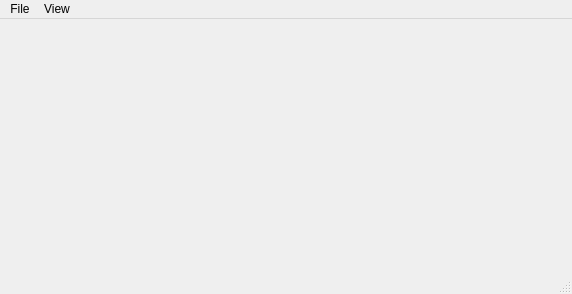
Old version of the form src/MainWindow.ui in the repository gdevic/Z80Explorer.
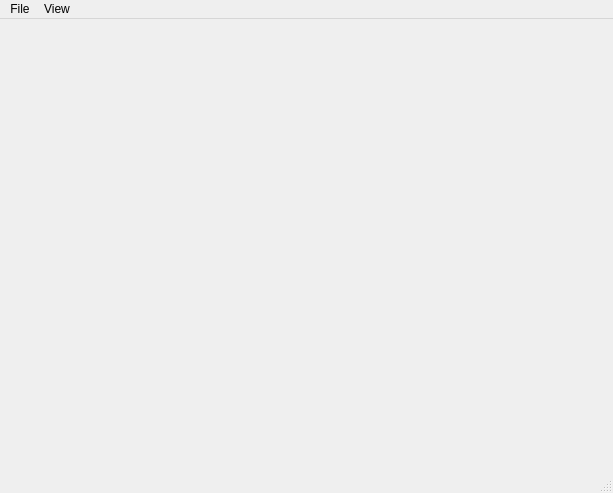
New version of the form.

```diff
--- a/src/MainWindow.ui
+++ b/src/MainWindow.ui
@@ -6,8 +6,8 @@
    <rect>
     <x>0</x>
     <y>0</y>
-    <width>572</width>
-    <height>294</height>
+    <width>613</width>
+    <height>493</height>
    </rect>
   </property>
   <property name="windowTitle">
@@ -19,7 +19,7 @@
     <rect>
      <x>0</x>
      <y>0</y>
-     <width>572</width>
+     <width>613</width>
      <height>21</height>
     </rect>
    </property>
```
